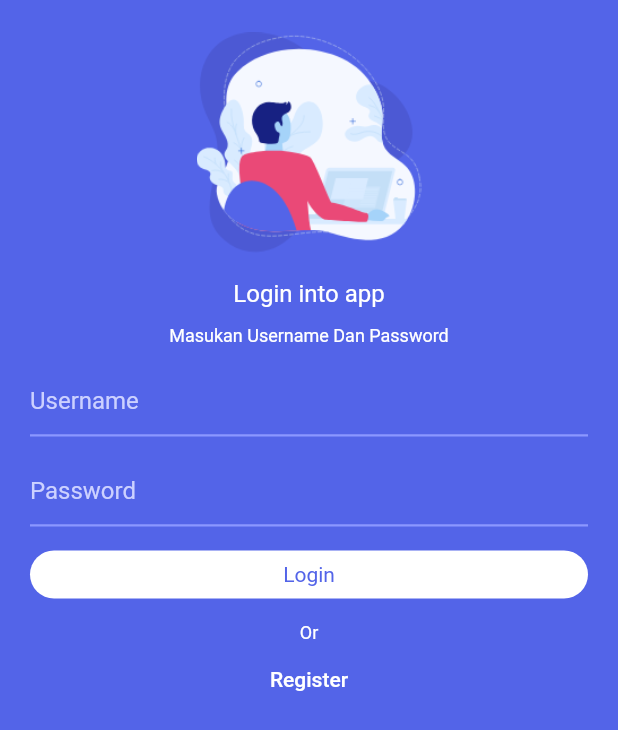
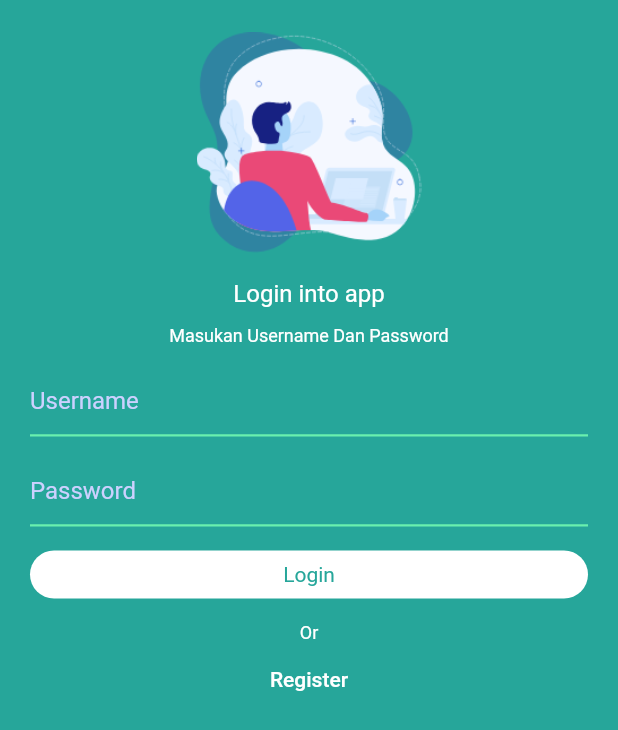
Before and after one commit to martinaamirull/flutter_login, a Flutter app: the screen it shows after launch, on a phone screen of 412 x 824 dp. Shown: the top 730 px of the screen. Run offline on Flutter 3.47's test engine with Material 2 defaults, Android fonts, the phone set to English and light mode, and no system bars.

Commit message:
loginUpdate Thema
untuk kelas flutter ngulang kelas 2

```diff
--- a/lib/constants.dart
+++ b/lib/constants.dart
@@ -1,8 +1,8 @@
 import 'package:flutter/material.dart';
 
 class ColorPalette{
-  static const primaryColor=Color(0xff5364e8);
-  static const primaryDarkColor=Color(0xff607Cbf);
-  static const underlineTextField = Color(0xff8b97ff);
+  static const primaryColor=Color(0xFF26A69A);
+  static const primaryDarkColor=Colors.cyanAccent;
+  static const underlineTextField = Colors.greenAccent;
   static const hintColor=Color(0xffccd1ff);
 }
```
